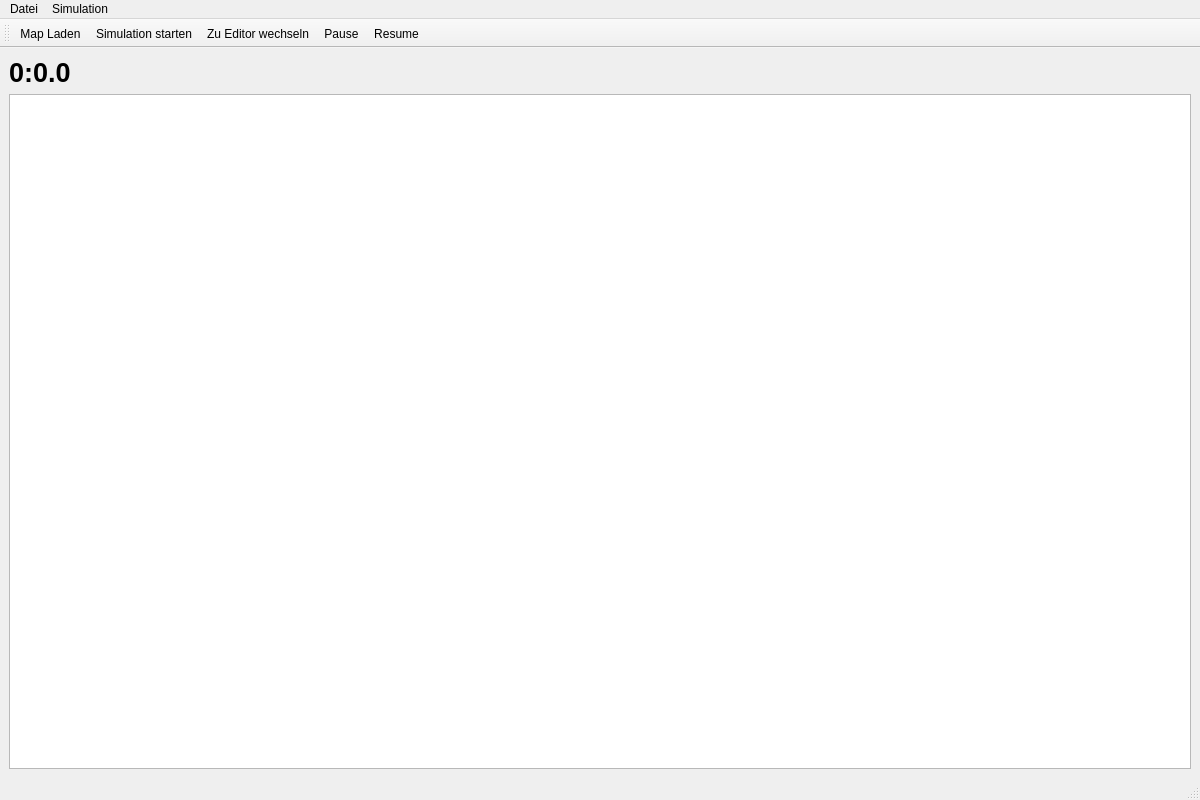
Above: bin/source/simulatorwindow.ui from Waldemarv/swt1718 before the change. Below: the same form after it.
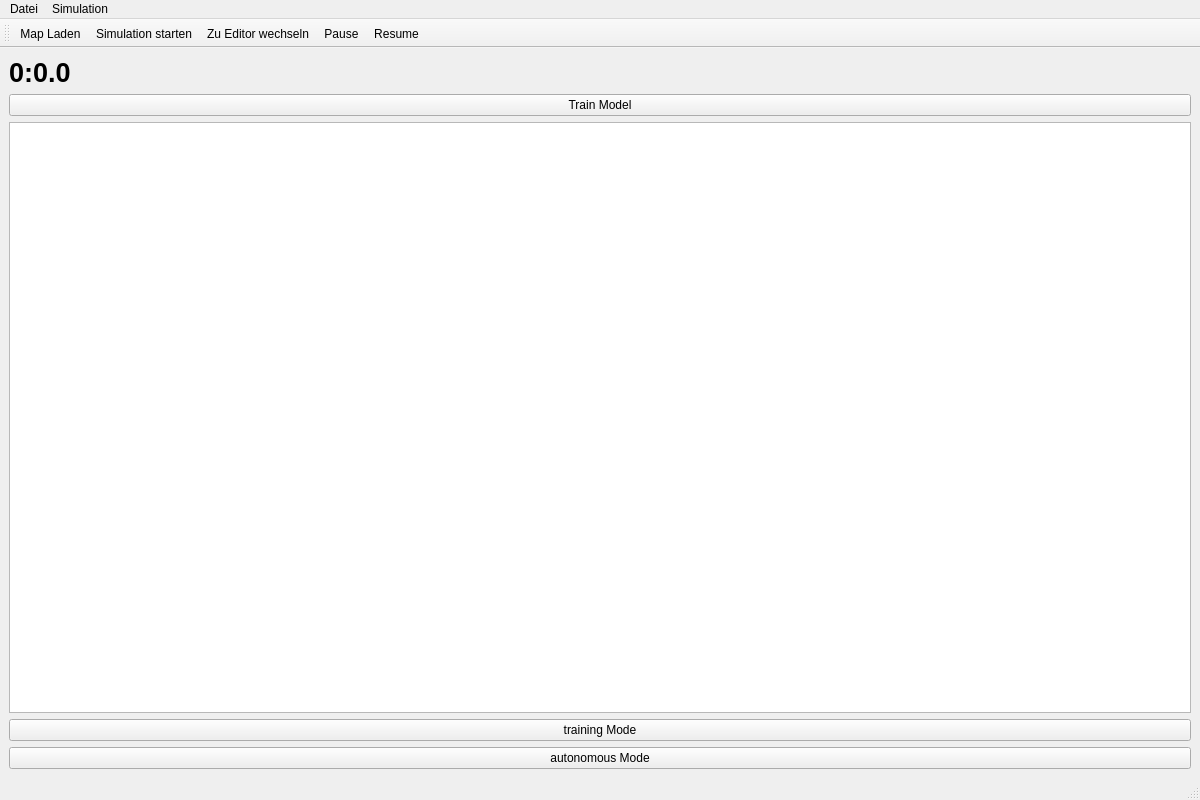
That is the form after the change.

Patch:
```diff
--- a/bin/source/simulatorwindow.ui
+++ b/bin/source/simulatorwindow.ui
@@ -15,6 +15,13 @@
   </property>
   <widget class="QWidget" name="centralwidget">
    <layout class="QGridLayout" name="gridLayout">
+    <item row="3" column="0">
+     <widget class="QPushButton" name="trainingModeButton">
+      <property name="text">
+       <string>training Mode</string>
+      </property>
+     </widget>
+    </item>
     <item row="0" column="0">
      <widget class="QLabel" name="timeLabel">
       <property name="font">
@@ -29,9 +36,23 @@
       </property>
      </widget>
     </item>
-    <item row="1" column="0">
+    <item row="2" column="0">
      <widget class="QGraphicsView" name="graphicsView"/>
     </item>
+    <item row="4" column="0">
+     <widget class="QPushButton" name="autonomousModeButton">
+      <property name="text">
+       <string>autonomous Mode</string>
+      </property>
+     </widget>
+    </item>
+    <item row="1" column="0">
+     <widget class="QPushButton" name="trainModelButton">
+      <property name="text">
+       <string>Train Model</string>
+      </property>
+     </widget>
+    </item>
    </layout>
   </widget>
   <widget class="QMenuBar" name="menubar">
```
Left out of the diff: 2 changed lines with no effect on the pictures.
